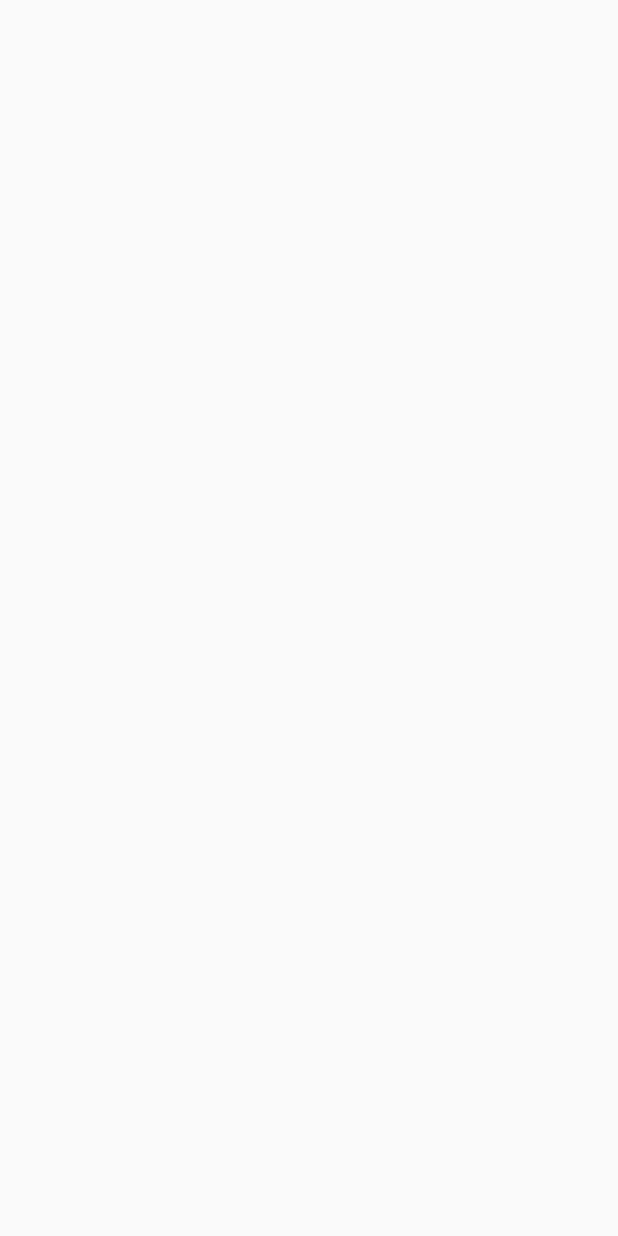
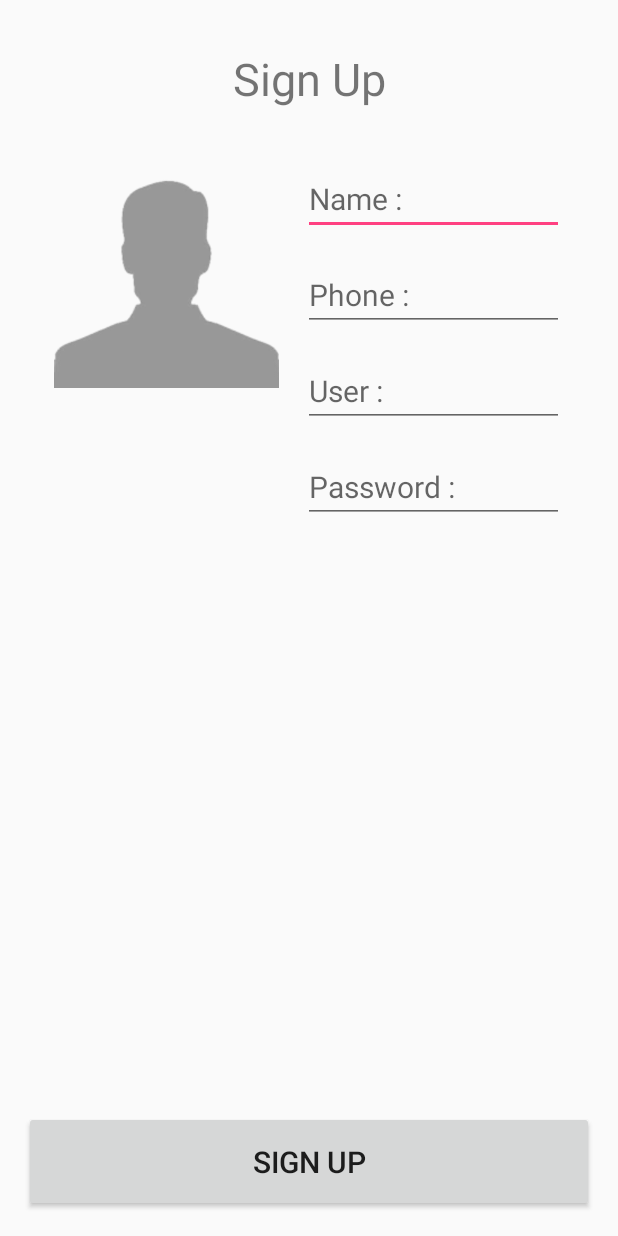
Before and after one commit to vashiravitMore/Easy-KKU, an Android app: the SignUpActivity screen opened directly, with no data from a screen before it, on a phone screen of 412 x 824 dp. Before the commit the screen is empty. Run offline under Robolectric (Android 15) with nearby library versions, the phone set to English and light mode, and no system bars.

Commit message:
check signUp have space

```diff
--- a/app/src/main/java/muenruekham/vashiravit/easykku/SignUpActivity.java
+++ b/app/src/main/java/muenruekham/vashiravit/easykku/SignUpActivity.java
@@ -1,13 +1,74 @@
 package muenruekham.vashiravit.easykku;
 
+import android.content.Intent;
 import android.support.v7.app.AppCompatActivity;
 import android.os.Bundle;
+import android.util.Log;
+import android.view.View;
+import android.widget.Button;
+import android.widget.EditText;
+import android.widget.ImageButton;
+import android.widget.ImageView;
 
 public class SignUpActivity extends AppCompatActivity {
+
+    // Explicit
+    private EditText nameEditText,
+                phoneEditText,
+                passwordEditText,
+                userEditText;
+    private ImageView imageView;
+    private Button button;
+    private String nameString,
+                phoneString,
+                passwordString,
+                userString;
+
+    public SignUpActivity() {
+    }
 
     @Override
     protected void onCreate(Bundle savedInstanceState) {
         super.onCreate(savedInstanceState);
         setContentView(R.layout.activity_sign_up);
-    }
-}
+
+        //Bing widget
+        nameEditText = (EditText) findViewById(R.id.edtName);
+        phoneEditText = (EditText) findViewById(R.id.edtPhone);
+        userEditText = (EditText) findViewById(R.id.edtUser);
+        passwordEditText = (EditText) findViewById(R.id.edtPassword);
+        imageView = (ImageView) findViewById(R.id.imgViewProfile);
+        button = (Button) findViewById(R.id.btnSignUp);
+
+        //sign up  controller
+        button.setOnClickListener(new View.OnClickListener() {
+            @Override
+            public void onClick(View view) {
+
+                // Get Value From Edit Text
+                nameString = nameEditText.getText().toString().trim();
+                phoneString = phoneEditText.getText().toString().trim();
+                userString = userEditText.getText().toString().trim();
+                passwordString = passwordEditText.getText().toString().trim();
+
+                // Check Space
+                if (nameString.equals("") ||
+                        phoneString.equals("") ||
+                        userString.equals("") ||
+                        passwordString.equals("") ) {
+                    // Have Space
+                    Log.d("12novV1", "Have Space");
+
+
+                }
+
+
+            } // onClick
+        });
+
+
+
+
+    } // Main Method
+
+} // Main Class
--- a/app/src/main/res/layout/activity_sign_up.xml
+++ b/app/src/main/res/layout/activity_sign_up.xml
@@ -1,13 +1,93 @@
 <?xml version="1.0" encoding="utf-8"?>
-<RelativeLayout xmlns:android="http://schemas.android.com/apk/res/android"
+<LinearLayout xmlns:android="http://schemas.android.com/apk/res/android"
     xmlns:tools="http://schemas.android.com/tools"
     android:id="@+id/activity_sign_up"
+    android:orientation="vertical"
     android:layout_width="match_parent"
     android:layout_height="match_parent"
-    android:paddingBottom="@dimen/activity_vertical_margin"
-    android:paddingLeft="@dimen/activity_horizontal_margin"
-    android:paddingRight="@dimen/activity_horizontal_margin"
-    android:paddingTop="@dimen/activity_vertical_margin"
+    android:weightSum="1"
+    android:padding="16dp"
     tools:context="muenruekham.vashiravit.easykku.SignUpActivity">
 
-</RelativeLayout>
+    <TextView
+        android:layout_marginTop="16dp"
+        android:layout_marginBottom="16dp"
+        android:layout_width="match_parent"
+        android:layout_height="wrap_content"
+        android:textSize="@dimen/h1"
+        android:gravity="center"
+        android:layout_gravity="center_horizontal"
+        android:text="Sign Up"
+        />
+
+    <LinearLayout
+        android:padding="@dimen/h2"
+        android:layout_weight="1"
+        android:orientation="horizontal"
+        android:layout_width="match_parent"
+        android:layout_height="wrap_content"
+        android:weightSum="1" >
+
+        <ImageView
+            android:id="@+id/imgViewProfile"
+            android:src="@drawable/no_image"
+            android:layout_width="@dimen/icon"
+            android:layout_height="@dimen/icon"
+            />
+
+        <LinearLayout
+            android:layout_marginLeft="16dp"
+            android:orientation="vertical"
+            android:layout_width="match_parent"
+            android:layout_height="wrap_content">
+
+            <EditText
+                android:id="@+id/edtName"
+                android:layout_marginBottom="16dp"
+                android:hint="Name :"
+                android:textSize="@dimen/h2"
+                android:layout_width="match_parent"
+                android:layout_height="wrap_content"
+                android:layout_gravity="center"
+                />
+
+            <EditText
+                android:id="@+id/edtPhone"
+                android:inputType="phone"
+                android:layout_marginBottom="16dp"
+                android:hint="Phone :"
+                android:textSize="@dimen/h2"
+                android:layout_width="match_parent"
+                android:layout_height="wrap_content" />
+
+            <EditText
+                android:id="@+id/edtUser"
+                android:layout_marginBottom="16dp"
+                android:hint="User :"
+                android:textSize="@dimen/h2"
+                android:layout_width="match_parent"
+                android:layout_height="wrap_content" />
+
+            <EditText
+                android:id="@+id/edtPassword"
+                android:inputType="text"
+                android:layout_marginBottom="16dp"
+                android:hint="Password :"
+                android:textSize="@dimen/h2"
+                android:layout_width="match_parent"
+                android:layout_height="wrap_content" />
+
+        </LinearLayout>
+    </LinearLayout>
+
+    <Button
+        android:id="@+id/btnSignUp"
+        android:layout_gravity="center"
+        android:text="Sign Up"
+        android:padding="@dimen/h2"
+        android:textSize="@dimen/h2"
+        android:layout_width="match_parent"
+        android:layout_height="wrap_content" />
+
+
+</LinearLayout>
--- a/app/src/main/res/values/colors.xml
+++ b/app/src/main/res/values/colors.xml
@@ -3,4 +3,6 @@
     <color name="colorPrimary">#3F51B5</color>
     <color name="colorPrimaryDark">#303F9F</color>
     <color name="colorAccent">#FF4081</color>
+
+    <color name="aText">#2F2FC3</color>
 </resources>
--- a/app/src/main/res/values/dimens.xml
+++ b/app/src/main/res/values/dimens.xml
@@ -2,4 +2,9 @@
     <!-- Default screen margins, per the Android Design guidelines. -->
     <dimen name="activity_horizontal_margin">16dp</dimen>
     <dimen name="activity_vertical_margin">16dp</dimen>
+
+    <dimen name="h1">30sp</dimen>
+    <dimen name="h2">20sp</dimen>
+    <dimen name="icon">150dp</dimen>
+
 </resources>
```
Also changed, not shown: app/src/main/res/drawable/bg7.png (added), app/src/main/res/drawable/no_image.png (added).
